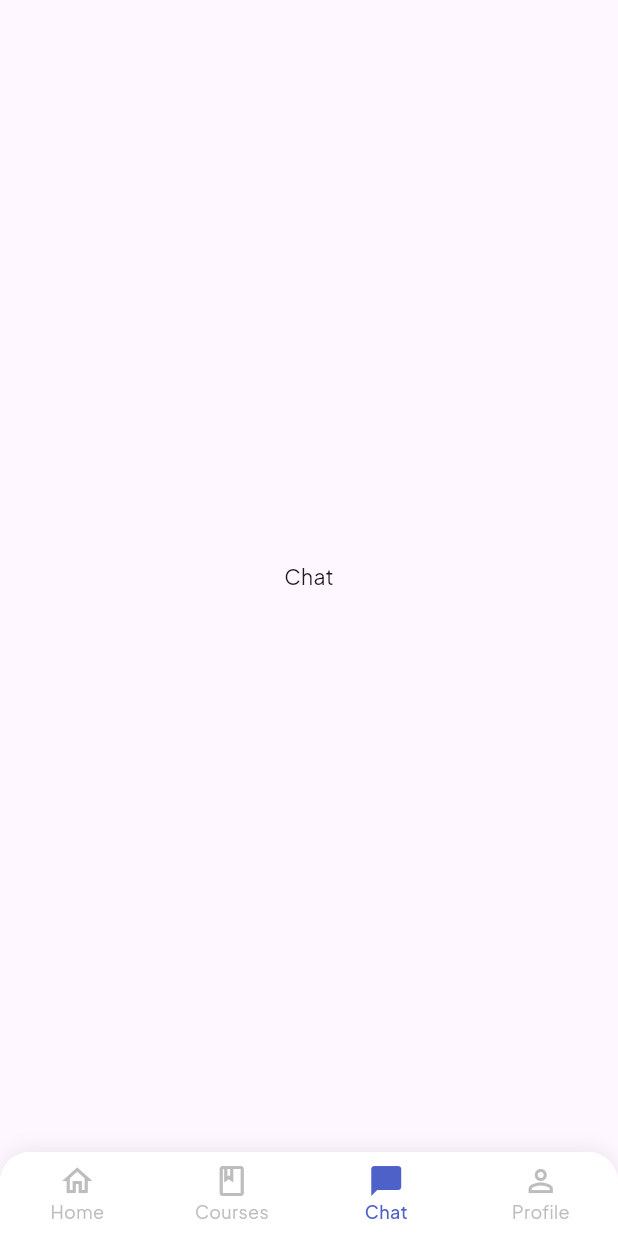
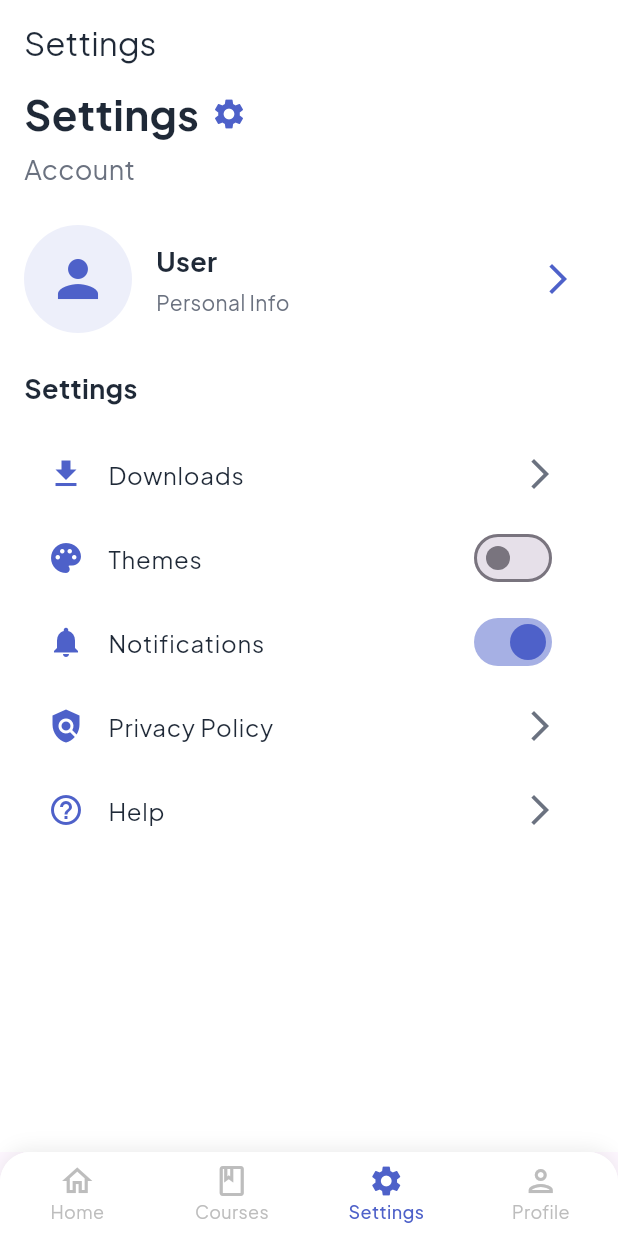
Before and after one commit to saif-pain/smart_learn, a Flutter app: the MainScreen screen opened directly, item 3 of the bottom bar chosen, on a phone screen of 412 x 824 dp. Run offline on Flutter 3.47's test engine with Material 3 defaults, Android fonts, the light colour scheme and no system bars; our stand-ins replace google_fonts, shared_preferences; accounts and stored records are empty.

Commit message:
Add SettingsPage and update MainScreen navigation

```diff
--- a/lib/screens/main_screen.dart
+++ b/lib/screens/main_screen.dart
@@ -1,6 +1,7 @@
 import 'package:flutter/material.dart';
 import 'package:smart_learn/core/app_colors.dart';
 import 'package:smart_learn/screens/home_screen.dart';
+import 'package:smart_learn/screens/settings_page.dart';
 
 class MainScreen extends StatefulWidget {
   const MainScreen({super.key});
@@ -15,7 +16,7 @@ class _MainScreenState extends State<MainScreen> {
   final List<Widget> _screens = [
     const HomeScreen(),
     const Center(child: Text('Courses')),
-    const Center(child: Text('Chat')),
+    const SettingsPage(),
     const Center(child: Text('Profile')),
   ];
 
@@ -78,11 +79,11 @@ class _MainScreenState extends State<MainScreen> {
                 label: 'Courses',
               ),
               BottomNavigationBarItem(
-                icon: Icon(_selectedIndex == 2 ? Icons.chat_bubble : Icons.chat_bubble_outline),
-                label: 'Chat',
+                icon: Icon(_selectedIndex == 2 ? Icons.settings : Icons.settings_outlined),
+                label: 'Settings',
               ),
               BottomNavigationBarItem(
-                icon: Icon(_selectedIndex == 3 ? Icons.person : Icons.person_outline),
+                icon: Icon(_selectedIndex == 3 ? Icons.person : Icons.person_outlined),
                 label: 'Profile',
               ),
             ],
--- /dev/null
+++ b/lib/screens/settings_page.dart
@@ -0,0 +1,200 @@
+import 'package:flutter/material.dart';
+import 'package:smart_learn/core/app_colors.dart';
+
+class SettingsPage extends StatelessWidget {
+  const SettingsPage({Key? key}) : super(key: key);
+
+  @override
+  Widget build(BuildContext context) {
+    return Scaffold(
+      backgroundColor: Colors.white,
+      appBar: AppBar(
+        backgroundColor: Colors.white,
+        elevation: 0,
+        title: const Text(
+          'Settings',
+          style: TextStyle(color: AppColors.textPrimary),
+        ),
+      ),
+      body: Column(
+        crossAxisAlignment: CrossAxisAlignment.start,
+        children: [
+          _buildHeader(),
+          const SizedBox(height: 24),
+          _buildAccountSection(),
+          const SizedBox(height: 24),
+          _buildSettingsSection(),
+        ],
+      ),
+    );
+  }
+
+  Widget _buildHeader() {
+    return Padding(
+      padding: const EdgeInsets.symmetric(horizontal: 16),
+      child: Column(
+        crossAxisAlignment: CrossAxisAlignment.start,
+        children: [
+          Row(
+            children: const [
+              Text(
+                'Settings',
+                style: TextStyle(
+                  fontSize: 28,
+                  fontWeight: FontWeight.bold,
+                  color: AppColors.textPrimary,
+                ),
+              ),
+              SizedBox(width: 8),
+              Icon(
+                Icons.settings,
+                color: AppColors.primary,
+                size: 24,
+              ),
+            ],
+          ),
+          const SizedBox(height: 4),
+          const Text(
+            'Account',
+            style: TextStyle(
+              fontSize: 18,
+              color: AppColors.textSecondary,
+            ),
+          ),
+        ],
+      ),
+    );
+  }
+
+  Widget _buildAccountSection() {
+    return Padding(
+      padding: const EdgeInsets.symmetric(horizontal: 16),
+      child: Row(
+        children: [
+          const CircleAvatar(
+            radius: 36,
+            backgroundColor: AppColors.secondary,
+            child: Icon(
+              Icons.person,
+              size: 40,
+              color: AppColors.primary,
+            ),
+          ),
+          const SizedBox(width: 16),
+          Expanded(
+            child: Column(
+              crossAxisAlignment: CrossAxisAlignment.start,
+              children: const [
+                Text(
+                  'User',
+                  style: TextStyle(
+                    fontSize: 18,
+                    fontWeight: FontWeight.bold,
+                    color: AppColors.textPrimary,
+                  ),
+                ),
+                SizedBox(height: 4),
+                Text(
+                  'Personal Info',
+                  style: TextStyle(
+                    fontSize: 14,
+                    color: AppColors.textSecondary,
+                  ),
+                ),
+              ],
+            ),
+          ),
+          IconButton(
+            icon: const Icon(Icons.arrow_forward_ios, color: AppColors.primary),
+            onPressed: () {
+              // Navigate to account details page
+            },
+          ),
+        ],
+      ),
+    );
+  }
+
+  Widget _buildSettingsSection() {
+    return Padding(
+      padding: const EdgeInsets.symmetric(horizontal: 16),
+      child: Column(
+        crossAxisAlignment: CrossAxisAlignment.start,
+        children: [
+          const Text(
+            'Settings',
+            style: TextStyle(
+              fontSize: 18,
+              fontWeight: FontWeight.bold,
+              color: AppColors.textPrimary,
+            ),
+          ),
+          const SizedBox(height: 16),
+          _buildSettingsItem(
+            icon: Icons.download,
+            title: 'Downloads',
+            trailing: const Icon(Icons.arrow_forward_ios, color: AppColors.textSecondary),
+            onTap: () {
+              // Navigate to downloads page
+            },
+          ),
+          _buildSettingsItem(
+            icon: Icons.palette,
+            title: 'Themes',
+            trailing: Switch(
+              value: false,
+              activeColor: AppColors.primary,
+              onChanged: (value) {
+                // Handle theme toggle
+              },
+            ),
+          ),
+          _buildSettingsItem(
+            icon: Icons.notifications,
+            title: 'Notifications',
+            trailing: Switch(
+              value: true,
+              activeColor: AppColors.primary,
+              onChanged: (value) {
+                // Handle notifications toggle
+              },
+            ),
+          ),
+          _buildSettingsItem(
+            icon: Icons.policy,
+            title: 'Privacy Policy',
+            trailing: const Icon(Icons.arrow_forward_ios, color: AppColors.textSecondary),
+            onTap: () {
+              // Navigate to privacy policy page
+            },
+          ),
+          _buildSettingsItem(
+            icon: Icons.help_outline,
+            title: 'Help',
+            trailing: const Icon(Icons.arrow_forward_ios, color: AppColors.textSecondary),
+            onTap: () {
+              // Navigate to help page
+            },
+          ),
+        ],
+      ),
+    );
+  }
+
+  Widget _buildSettingsItem({
+    required IconData icon,
+    required String title,
+    required Widget trailing,
+    VoidCallback? onTap,
+  }) {
+    return ListTile(
+      leading: Icon(icon, color: AppColors.primary),
+      title: Text(
+        title,
+        style: const TextStyle(fontSize: 16, color: AppColors.textPrimary),
+      ),
+      trailing: trailing,
+      onTap: onTap,
+    );
+  }
+}
```
